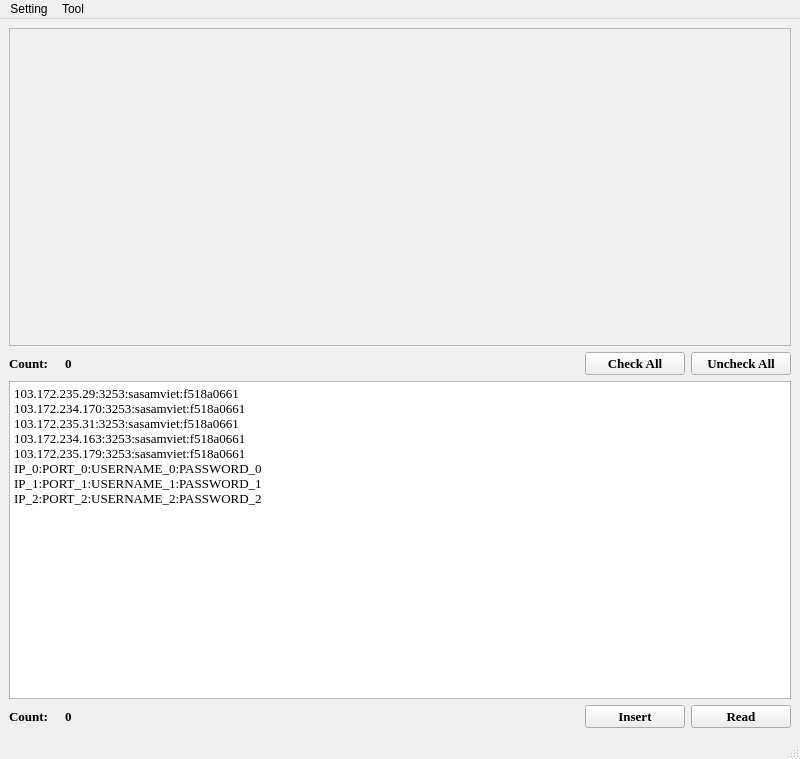
Qt form ui/Import_Proxy.ui (hspace-biz/fb_manage) before a commit.
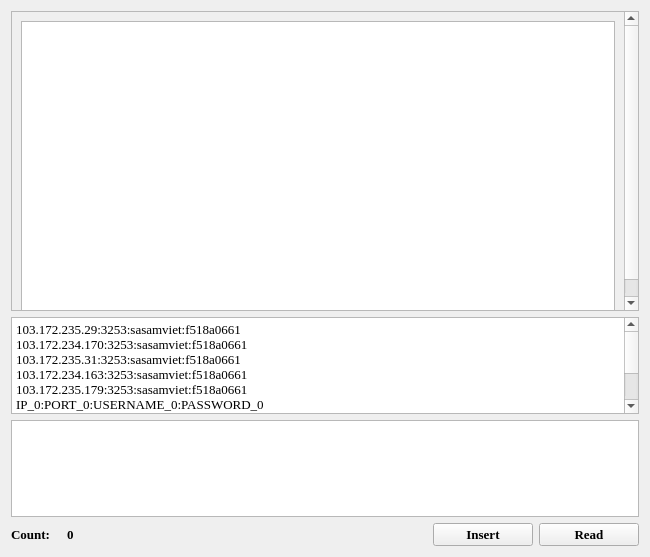
The same form after that commit.

Commit message: import proxy

Patch:
```diff
--- a/ui/Import_Proxy.ui
+++ b/ui/Import_Proxy.ui
@@ -1,22 +1,27 @@
 <?xml version="1.0" encoding="UTF-8"?>
 <ui version="4.0">
  <class>ImportProxy</class>
- <widget class="QMainWindow" name="ImportProxy">
+ <widget class="QWidget" name="ImportProxy">
   <property name="geometry">
    <rect>
     <x>0</x>
     <y>0</y>
-    <width>800</width>
-    <height>759</height>
+    <width>650</width>
+    <height>557</height>
    </rect>
   </property>
   <property name="windowTitle">
    <string>Import Proxy</string>
   </property>
-  <widget class="QWidget" name="centralwidget">
    <layout class="QVBoxLayout" name="verticalLayout">
     <item>
      <widget class="QScrollArea" name="scrollArea_list_proxy">
+     <property name="minimumSize">
+      <size>
+       <width>0</width>
+       <height>300</height>
+      </size>
+     </property>
       <property name="widgetResizable">
        <bool>true</bool>
       </property>
@@ -24,96 +29,25 @@
        <property name="geometry">
         <rect>
          <x>0</x>
-         <y>0</y>
-         <width>780</width>
-         <height>314</height>
-        </rect>
-       </property>
-       <layout class="QVBoxLayout" name="verticalLayout_list_proxy"/>
-      </widget>
-     </widget>
-    </item>
-    <item>
+        <y>-19</y>
+        <width>613</width>
+        <height>318</height>
+       </rect>
+      </property>
      <layout class="QHBoxLayout" name="horizontalLayout">
       <item>
-       <widget class="QLabel" name="label">
-        <property name="maximumSize">
+        <widget class="QTableWidget" name="tableWidget_list_account">
+         <property name="minimumSize">
          <size>
-          <width>50</width>
-          <height>16777215</height>
-         </size>
-        </property>
-        <property name="font">
-         <font>
-          <family>Times New Roman</family>
-          <pointsize>10</pointsize>
-          <weight>75</weight>
-          <bold>true</bold>
-         </font>
-        </property>
-        <property name="text">
-         <string>Count:</string>
-        </property>
-       </widget>
-      </item>
-      <item>
-       <widget class="QLabel" name="label_count_check">
-        <property name="font">
-         <font>
-          <family>Times New Roman</family>
-          <pointsize>10</pointsize>
-          <weight>75</weight>
-          <bold>true</bold>
-         </font>
-        </property>
-        <property name="text">
-         <string>0</string>
-        </property>
-       </widget>
-      </item>
-      <item>
-       <widget class="QPushButton" name="pushButton_check_all">
-        <property name="maximumSize">
-         <size>
-          <width>100</width>
-          <height>16777215</height>
-         </size>
-        </property>
-        <property name="font">
-         <font>
-          <family>Times New Roman</family>
-          <pointsize>10</pointsize>
-          <weight>75</weight>
-          <bold>true</bold>
-         </font>
-        </property>
-        <property name="text">
-         <string>Check All</string>
-        </property>
-       </widget>
-      </item>
-      <item>
-       <widget class="QPushButton" name="pushButton_uncheck_all">
-        <property name="maximumSize">
-         <size>
-          <width>100</width>
-          <height>16777215</height>
-         </size>
-        </property>
-        <property name="font">
-         <font>
-          <family>Times New Roman</family>
-          <pointsize>10</pointsize>
-          <weight>75</weight>
-          <bold>true</bold>
-         </font>
-        </property>
-        <property name="text">
-         <string>Uncheck All</string>
+           <width>0</width>
+           <height>300</height>
+          </size>
         </property>
        </widget>
       </item>
      </layout>
+     </widget>
+    </widget>
     </item>
     <item>
      <widget class="QPlainTextEdit" name="plainTextEdit_Import_Proxy">
@@ -138,6 +72,22 @@
       </property>
      </widget>
     </item>
+   <item>
+    <widget class="QPlainTextEdit" name="plainTextEdit_result">
+     <property name="font">
+      <font>
+       <family>Times New Roman</family>
+       <pointsize>10</pointsize>
+      </font>
+     </property>
+     <property name="plainText">
+      <string/>
+     </property>
+     <property name="placeholderText">
+      <string/>
+     </property>
+    </widget>
+   </item>
     <item>
      <layout class="QHBoxLayout" name="horizontalLayout_2">
       <item>
@@ -221,52 +171,6 @@
      </layout>
     </item>
    </layout>
-  </widget>
-  <widget class="QMenuBar" name="menubar">
-   <property name="geometry">
-    <rect>
-     <x>0</x>
-     <y>0</y>
-     <width>800</width>
-     <height>21</height>
-    </rect>
-   </property>
-   <widget class="QMenu" name="menuConfigs">
-    <property name="title">
-     <string>Setting</string>
-    </property>
-    <addaction name="actionServer"/>
-   </widget>
-   <widget class="QMenu" name="menuTool">
-    <property name="title">
-     <string>Tool</string>
-    </property>
-    <addaction name="actionProxy_manager"/>
-   </widget>
-   <addaction name="menuConfigs"/>
-   <addaction name="menuTool"/>
-  </widget>
-  <widget class="QStatusBar" name="statusbar"/>
-  <action name="actionServer">
-   <property name="text">
-    <string>Configs Authentication</string>
-   </property>
-  </action>
-  <action name="actionImport_Cookies">
-   <property name="text">
-    <string>Import Cookies</string>
-   </property>
-  </action>
-  <action name="actionFacebook_Manager">
-   <property name="text">
-    <string>Facebook Account Manager</string>
-   </property>
-  </action>
-  <action name="actionProxy_manager">
-   <property name="text">
-    <string>Proxy manager</string>
-   </property>
-  </action>
  </widget>
  <resources/>
  <connections/>
```
Lines whose indentation alone changed are shown as unchanged. The commit also changes 12 other files.
